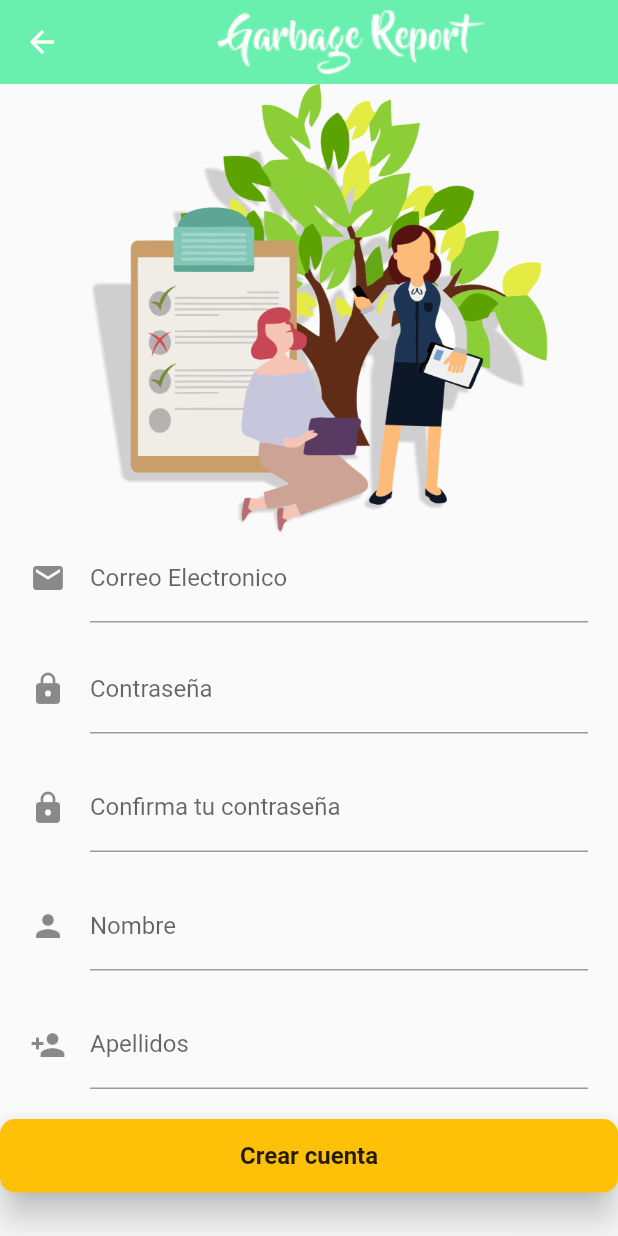
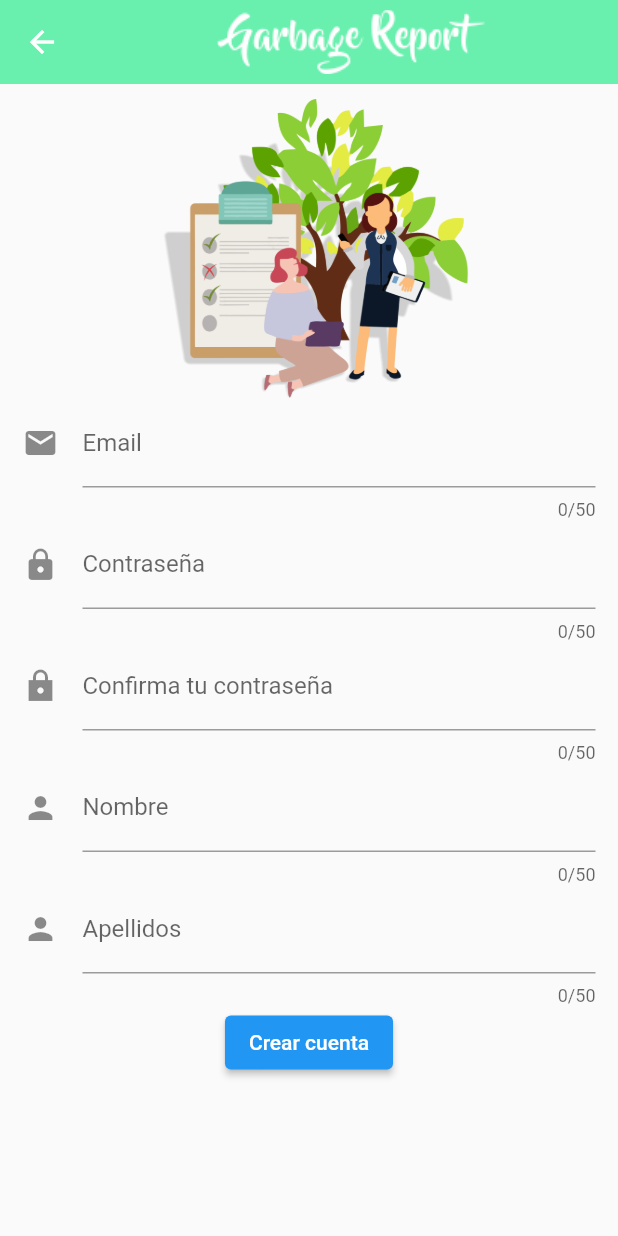
Before and after one commit to Movile-Apps/Gb_Shop, a Flutter app: the RegistroScreen screen opened directly, on a phone screen of 412 x 824 dp. Run offline on Flutter 3.47's test engine with Material 2 defaults, Android fonts, the phone set to English and light mode, and no system bars; our stand-ins replace curved_navigation_bar, google_maps_flutter; missing offline and left inert: dart:ffi.

Commit message:
Registro Mejorado

```diff
--- a/lib/Screens/Registro_Screen.dart
+++ b/lib/Screens/Registro_Screen.dart
@@ -1,6 +1,6 @@
 // ignore_for_file: deprecated_member_use
 import 'package:flutter/material.dart';
-import 'package:gb_shop/Screens/LoginScreens.dart';
+import 'package:gb_shop/Widgets/custom_Input_form_field_widget.dart';
 
 class RegistroScreen extends StatefulWidget{
   static String id = 'RegistroScreen';
@@ -23,161 +23,30 @@ class _RegistroScreenState extends State<RegistroScreen> {
           elevation: 0,
           centerTitle: true,
         ),
-        body: ListView(
+        body: SingleChildScrollView(
+          child: Padding(
 
-            children: [
-              Flexible(
-                child: Image.asset('assets/Registro.png',
-                height: 300.0,
-
-                ),
-              ),
-
-
-              _userTextField(),
-              const SizedBox(height: 15,),
-              _passwordTextField(),
-              const SizedBox(height: 20.0,),
-              _confirmpasswordTextField(),
-              const SizedBox(height: 20.0,),
-              _nombreTextField(),
-              const SizedBox(height: 20.0,),
-              _apellidoTextField(),
-              const SizedBox(height: 20.0,),
-              _bottonRegistro(),
-
-            ],
-          )
-
-        ),
-      );
-  }
-  Widget _userTextField() {
-    return StreamBuilder(
-      builder: (BuildContext context, AsyncSnapshot snapshot){
-        return Container(
-          padding: const EdgeInsets.symmetric(horizontal: 20.0),
-          child: const TextField(
-
-            keyboardType: TextInputType.emailAddress,
-            decoration: InputDecoration(
-
-              icon: Icon(Icons.email),
-              hintText: 'ejemplo@gmail.com',
-              labelText: 'Correo Electronico'
-            ),
-
-          ),
-        );
-      }
-    );
-  }
-
-
-  Widget _passwordTextField() {
-
-    return StreamBuilder(
-      builder: (BuildContext context, AsyncSnapshot snapshot){
-        return Container(
-          padding: const EdgeInsets.symmetric(horizontal: 20.0),
-          child: const TextField(
-
-            keyboardType: TextInputType.visiblePassword,
-            decoration: InputDecoration(
-              icon: Icon(Icons.lock),
-              hintText: 'Contraseña nueva',
-              labelText: 'Contraseña'
+            padding: const EdgeInsets.symmetric(horizontal: 15, vertical: 10),
+            child: Column(
+              // ignore: prefer_const_literals_to_create_immutables
+              children: [
+                Image.asset('assets/Registro.png', height: 200.0,),
+                const CustomInputFormFieldWidget(labelText: 'Email', hintText: 'ejemplo@gmail.com', icon: Icons.email,),
+                const CustomInputFormFieldWidget(labelText: 'Contraseña', hintText: 'Escribe una nueva contraseña',icon: Icons.lock),
+                const CustomInputFormFieldWidget(labelText: 'Confirma tu contraseña', hintText: 'Escribe la misma contraseña',icon: Icons.lock_sharp),
+                const CustomInputFormFieldWidget(labelText: 'Nombre', hintText: 'Escribe tu nombre o nombres',icon: Icons.person),
+                const CustomInputFormFieldWidget(labelText: 'Apellidos', hintText: 'Escribe tu apellido paterno y materno',icon: Icons.person),
+                ElevatedButton(
+                  onPressed: () {
+                    Navigator.pop(context);
+                  },
+                  child: const Text("Crear cuenta"),
+                )
+              ],
             ),
           ),
-        );
-      }
-    );
-  }
-
-  Widget _confirmpasswordTextField() {
-
-    return StreamBuilder(
-      builder: (BuildContext context, AsyncSnapshot snapshot){
-        return Container(
-          padding: const EdgeInsets.symmetric(horizontal: 20.0),
-          child: const TextField(
-
-            keyboardType: TextInputType.visiblePassword,
-            decoration: InputDecoration(
-              icon: Icon(Icons.lock),
-              hintText: 'Escribe la misma contraseña',
-              labelText: 'Confirma tu contraseña'
-            ),
-          ),
-        );
-      }
-    );
-  }
-
-    Widget _nombreTextField() {
-      return StreamBuilder(
-      builder: (BuildContext context, AsyncSnapshot snapshot){
-        return Container(
-          padding: const EdgeInsets.symmetric(horizontal: 20.0),
-          child: const TextField(
-
-            keyboardType: TextInputType.name,
-            decoration: InputDecoration(
-              icon: Icon(Icons.person),
-              hintText: 'Nombre o nombres',
-              labelText: 'Nombre'
-            ),
-          ),
-        );
-      }
-    );
-  }
-
-  Widget _apellidoTextField() {
-      return StreamBuilder(
-      builder: (BuildContext context, AsyncSnapshot snapshot){
-        return Container(
-          padding: const EdgeInsets.symmetric(horizontal: 20.0),
-          child: const TextField(
-
-            keyboardType: TextInputType.name,
-            decoration: InputDecoration(
-              icon: Icon(Icons.person_add),
-              hintText: 'Apellido paterno y materno.',
-              labelText: 'Apellidos'
-            ),
-          ),
-        );
-      }
-    );
-  }
-
-
-Widget _bottonRegistro() {
-    return StreamBuilder(
-      builder: (BuildContext context, AsyncSnapshot snapshot){
-        return RaisedButton(
-          child: Container(
-            padding: const EdgeInsets.symmetric(horizontal: 40.0, vertical: 15.0),
-            child: const Text('Crear cuenta',
-              style: TextStyle(
-                fontSize: 16.0,
-                fontWeight: FontWeight.bold,
-              ),
-            ),
-          ),
-        shape: RoundedRectangleBorder(
-          borderRadius: BorderRadius.circular(10)
-        ),
-        elevation: 10.0,
-        color: Colors.amber,
-        splashColor: const Color.fromARGB(255, 99, 223, 245),
-        onPressed: (){
-          Navigator.of(context).push(MaterialPageRoute(builder: (context) => const LoginScreen(),));
-        }
-      );
-      }
-    );
-  }
-
+        )
+    )
+  );
+ }
 }
--- /dev/null
+++ b/lib/Widgets/custom_Input_form_field_widget.dart
@@ -0,0 +1,50 @@
+import 'package:flutter/material.dart';
+
+class CustomInputFormFieldWidget extends StatelessWidget {
+  final String value;
+  final String? hintText;
+  final String? labelText;
+  final String? helperText;
+  final int maxLength;
+  final bool autofocus;
+  final bool obscureText;
+  final TextInputType keyboardType;
+  final IconData? icon;
+  final IconData? prefixIcon;
+  final IconData? suffix;
+
+
+  const CustomInputFormFieldWidget({
+    Key? key, this.value='',
+    this.hintText,
+    this.labelText,
+    this.helperText,
+    this.maxLength = 50,
+    this.autofocus = false,
+    this.obscureText = false,
+    this.keyboardType = TextInputType.name,
+    this.icon,
+    this.prefixIcon,
+    this.suffix,
+  }) : super(key: key);
+
+  @override
+  Widget build(BuildContext context) {
+    return TextFormField(
+      initialValue: value,
+      maxLength: maxLength,
+      autofocus: autofocus,
+      obscureText: obscureText,
+      textCapitalization: !obscureText ? TextCapitalization.words : TextCapitalization.none,
+      keyboardType: !obscureText ? keyboardType : TextInputType.visiblePassword,
+      decoration: InputDecoration(
+        hintText: hintText,
+        labelText: labelText,
+        helperText: helperText,
+        icon: icon == null ? null: Icon(icon),
+        prefixIcon: prefixIcon == null ? null: Icon(prefixIcon),
+        suffix: suffix == null ? null: Icon(suffix)
+      ),
+    );
+  }
+}
--- /dev/null
+++ b/lib/Widgets/widgets.dart
@@ -0,0 +1 @@
+export 'package:gb_shop/Widgets/custom_Input_form_field_widget.dart';
--- a/lib/themes/AppTheme.dart
+++ b/lib/themes/AppTheme.dart
@@ -1,9 +1,7 @@
 import 'package:flutter/material.dart';
-
 class AppTheme{
   static const Color primaryColor = Colors.greenAccent;
   static const double globalElevation = 0;
-
   // ignore: non_constant_identifier_names
   static final ThemeData LightTheme = ThemeData.dark().copyWith(
     primaryColor: Colors.greenAccent,
@@ -11,6 +9,27 @@ class AppTheme{
       backgroundColor: Colors.greenAccent,
       centerTitle: true,
       elevation: globalElevation
+    ),
+
+    //textForm
+    inputDecorationTheme: InputDecorationTheme(
+      iconColor: primaryColor,
+      prefixIconColor: primaryColor,
+      suffixIconColor: primaryColor,
+      labelStyle: const TextStyle(color: primaryColor),
+      hintStyle: const TextStyle(color: primaryColor),
+      helperStyle: const TextStyle(color: primaryColor),
+      border: OutlineInputBorder(
+        borderRadius: BorderRadius.circular(12)
+      ),
+      focusedBorder: OutlineInputBorder(
+        borderSide: const BorderSide(color: primaryColor),
+        borderRadius: BorderRadius.circular(12)
+      ),
+      enabledBorder: OutlineInputBorder(
+        borderSide: const BorderSide(color: primaryColor),
+        borderRadius: BorderRadius.circular(12)
+      )
     )
   );
 }
```
